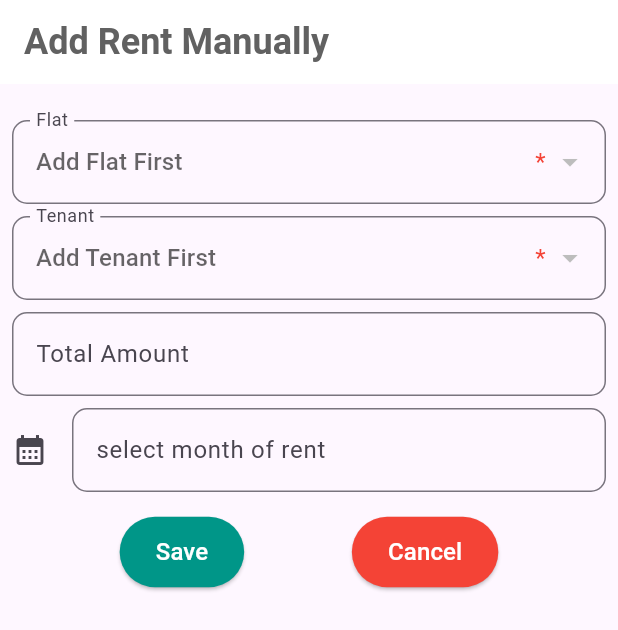
After one commit to bikashpaulbp/rent, a Flutter app: the MonthlyRent screen opened directly, tab 2 chosen, after a tap on "manually", on a phone screen of 412 x 824 dp. The commit adds this screen. Shown: the top 630 px of the screen. Run offline on Flutter 3.47's test engine with Material 3 defaults, Android fonts, the phone set to English and light mode, and no system bars; our stand-ins replace datetime_picker_formfield_new, get, sqflite; missing offline and left inert: bottom_nav_bar; accounts and stored records are empty.

Commit message:
add rent manually

```diff
--- a/lib/insert_data/rent.dart
+++ b/lib/insert_data/rent.dart
@@ -1,11 +1,8 @@
 import 'package:datetime_picker_formfield_new/datetime_picker_formfield.dart';
 import 'package:flutter/material.dart';
 import 'package:get/get.dart';
-import 'package:get/get_core/src/get_main.dart';
 import 'package:intl/intl.dart';
 import 'package:rent_management/screens/monthly_rent_page.dart';
-import 'package:rent_management/shared_data/rent_data.dart';
-
 import '../classes/rent_info.dart';
 import '../classes/tenent_info.dart';
 import '../db_helper.dart';
--- /dev/null
+++ b/lib/insert_data/rent_manual.dart
@@ -0,0 +1,308 @@
+import 'package:datetime_picker_formfield_new/datetime_picker_formfield.dart';
+import 'package:flutter/material.dart';
+import 'package:get/get.dart';
+import 'package:intl/intl.dart';
+import 'package:provider/provider.dart';
+import 'package:rent_management/classes/rent_info.dart';
+
+import '../classes/flat_info.dart';
+import '../classes/tenent_info.dart';
+import '../db_helper.dart';
+import '../screens/dashboard_page.dart';
+import '../screens/monthly_rent_page.dart';
+import '../shared_data/flat_data.dart';
+import '../shared_data/tenent_data.dart';
+
+class RentManual extends StatefulWidget {
+  const RentManual({super.key});
+
+  @override
+  State<RentManual> createState() => _RentManualState();
+}
+
+class _RentManualState extends State<RentManual> {
+  int? selectedFlatId;
+  String? selectedFlatName;
+  int? selectedTenantId;
+  String? selectedTenantName;
+
+  final TextEditingController _totalAmountController = TextEditingController();
+
+  late Stream<List<RentInfo>> rentStream = const Stream.empty();
+  DateTime dateTime = DateTime(2023, 1, 1);
+  final format = DateFormat("dd MMM y");
+  String? date;
+  int isPaid = 0;
+
+  @override
+  void initState() {
+    _fetchRentData();
+
+    super.initState();
+  }
+
+  Future<void> _fetchRentData() async {
+    rentStream = DBHelper.readRentData().asStream();
+  }
+
+  @override
+  void dispose() {
+    _totalAmountController.dispose();
+
+    super.dispose();
+  }
+
+  @override
+  Widget build(BuildContext context) {
+    return Scaffold(
+      appBar: AppBar(
+        title: Text(
+          'Add Rent Manually',
+          style: TextStyle(
+            fontSize: 24,
+            fontWeight: FontWeight.bold,
+            color: Colors.grey[700],
+          ),
+        ),
+        backgroundColor: Colors.white,
+        elevation: 0,
+      ),
+      body: Padding(
+        padding: const EdgeInsets.all(8.0),
+        child: SingleChildScrollView(
+          scrollDirection: Axis.vertical,
+          child: Column(
+            children: [
+              Column(
+                children: [
+                  SizedBox(height: 16),
+                  Column(
+                    children: [
+                      Consumer<FlatData>(
+                        builder: (context, flatData, child) {
+                          List<FlatInfo> flatList = flatData.flatList;
+
+                          return DropdownButtonFormField<int>(
+                            isExpanded: true,
+                            decoration: InputDecoration(
+                              suffix: Text(
+                                '*',
+                                style: TextStyle(color: Colors.red),
+                              ),
+                              labelText: 'Flat',
+                              border: OutlineInputBorder(
+                                borderRadius: BorderRadius.circular(10),
+                              ),
+                            ),
+                            disabledHint: Text('Add Flat First'),
+                            value: selectedFlatId,
+                            onChanged: (int? value) {
+                              setState(() {
+                                selectedFlatId = value!;
+                                selectedFlatName = flatList
+                                    .firstWhere(
+                                        (flat) => flat.id == selectedFlatId)
+                                    .flatName;
+                              });
+                            },
+                            items: flatList
+                                .map<DropdownMenuItem<int>>((FlatInfo flat) {
+                              return DropdownMenuItem<int>(
+                                value: flat.id,
+                                child: Text(flat.flatName),
+                              );
+                            }).toList(),
+                          );
+                        },
+                      ),
+                      SizedBox(height: 8),
+                      Consumer<TenantData>(
+                        builder: (context, tenantData, child) {
+                          List<TenentInfo> tenantList = tenantData.tenantList;
+
+                          return DropdownButtonFormField<int>(
+                            isExpanded: true,
+                            decoration: InputDecoration(
+                              suffix: Text(
+                                '*',
+                                style: TextStyle(color: Colors.red),
+                              ),
+                              labelText: 'Tenant',
+                              border: OutlineInputBorder(
+                                borderRadius: BorderRadius.circular(10),
+                              ),
+                            ),
+                            disabledHint: Text('Add Tenant First'),
+                            value: selectedTenantId,
+                            onChanged: (int? value) {
+                              setState(() {
+                                selectedTenantId = value!;
+                                selectedTenantName = tenantList
+                                    .firstWhere((tenant) =>
+                                        tenant.id == selectedTenantId)
+                                    .tenentName;
+                              });
+                            },
+                            items: tenantList.map<DropdownMenuItem<int>>(
+                                (TenentInfo tenant) {
+                              return DropdownMenuItem<int>(
+                                value: tenant.id,
+                                child: Text(tenant.tenentName),
+                              );
+                            }).toList(),
+                          );
+                        },
+                      ),
+                      SizedBox(height: 8),
+                      TextFormField(
+                        keyboardType: TextInputType.number,
+                        controller: _totalAmountController,
+                        decoration: InputDecoration(
+                          suffix: Text(
+                            '*',
+                            style: TextStyle(color: Colors.red),
+                          ),
+                          labelText: 'Total Amount',
+                          border: OutlineInputBorder(
+                            borderRadius: BorderRadius.circular(10),
+                          ),
+                        ),
+                      ),
+                      SizedBox(height: 8),
+                      DateTimeField(
+                        decoration: InputDecoration(
+                            suffix: Text(
+                              '*',
+                              style: TextStyle(color: Colors.red),
+                            ),
+                            labelText: 'select month of rent',
+                            border: OutlineInputBorder(
+                                borderRadius: BorderRadius.circular(10)),
+                            icon: Icon(Icons.calendar_month)),
+                        onChanged: (newValue) {
+                          setState(() {
+                            dateTime = newValue!;
+                            date = format.format(dateTime);
+                          });
+                        },
+                        format: format,
+                        onShowPicker: (context, currentValue) {
+                          return showDatePicker(
+                            context: context,
+                            firstDate: DateTime(1900),
+                            initialDate: currentValue ?? DateTime.now(),
+                            lastDate: DateTime(2100),
+                          );
+                        },
+                      ),
+                    ],
+                  ),
+                  SizedBox(height: 16),
+                  Row(
+                    mainAxisAlignment: MainAxisAlignment.spaceEvenly,
+                    children: [
+                      ElevatedButton(
+                        style: ElevatedButton.styleFrom(
+                          backgroundColor: Colors.teal,
+                          shape: RoundedRectangleBorder(
+                            borderRadius: BorderRadius.circular(25),
+                          ),
+                          padding: const EdgeInsets.symmetric(
+                            horizontal: 24,
+                            vertical: 12,
+                          ),
+                        ),
+                        child: Text(
+                          'Save',
+                          style: TextStyle(
+                            color: Colors.white,
+                            fontSize: 16,
+                          ),
+                        ),
+                        onPressed: () async => {
+                          if (date != "" &&
+                              selectedFlatId != null &&
+                              selectedFlatName != "" &&
+                              selectedTenantId != null &&
+                              selectedTenantName != "" &&
+                              date != null)
+                            {
+                              await DBHelper.insertRentData(RentInfo(
+                                  flatID: selectedFlatId!,
+                                  flatName: selectedFlatName!,
+                                  tenentID: selectedTenantId!,
+                                  tenentName: selectedTenantName!,
+                                  month: date.toString(),
+                                  totalAmount:
+                                      double.parse(_totalAmountController.text),
+                                  isPaid: isPaid)),
+                              setState(() {
+                                _fetchRentData();
+
+                                _totalAmountController.text = "";
+
+                                date = "";
+
+                                selectedFlatName = "";
+                                selectedFlatId = null;
+                              }),
+                              Get.snackbar("", "",
+                                  messageText: Center(
+                                      child: Text(
+                                    "saved successfully  \n",
+                                    style: TextStyle(
+                                        color: Color.fromARGB(255, 0, 0, 0),
+                                        fontSize: 20),
+                                  )),
+                                  snackPosition: SnackPosition.BOTTOM,
+                                  duration: Duration(seconds: 2)),
+                              Get.to(MonthlyRent()),
+                            }
+                          else
+                            {
+                              Get.snackbar("", "",
+                                  messageText: Center(
+                                      child: Text(
+                                    "please fill up all * marked field\n",
+                                    style: TextStyle(
+                                        color: Color.fromARGB(255, 255, 22, 22),
+                                        fontSize: 20),
+                                  )),
+                                  snackPosition: SnackPosition.BOTTOM,
+                                  duration: Duration(seconds: 2))
+                            }
+                        },
+                      ),
+                      ElevatedButton(
+                        onPressed: () {
+                          Get.offAll(Dashboard());
+                        },
+                        style: ElevatedButton.styleFrom(
+                          backgroundColor: Colors.red,
+                          shape: RoundedRectangleBorder(
+                            borderRadius: BorderRadius.circular(25),
+                          ),
+                          padding: const EdgeInsets.symmetric(
+                            horizontal: 24,
+                            vertical: 12,
+                          ),
+                        ),
+                        child: Text(
+                          'Cancel',
+                          style: TextStyle(
+                            color: Colors.white,
+                            fontSize: 16,
+                          ),
+                        ),
+                      ),
+                    ],
+                  ),
+                ],
+              ),
+            ],
+          ),
+        ),
+      ),
+    );
+  }
+}
--- a/lib/insert_data/tenent.dart
+++ b/lib/insert_data/tenent.dart
@@ -1,19 +1,15 @@
 import 'package:datetime_picker_formfield_new/datetime_picker_formfield.dart';
 import 'package:flutter/material.dart';
 import 'package:get/get.dart';
-import 'package:get/get_core/src/get_main.dart';
-import 'package:get/get_navigation/src/snackbar/snackbar.dart';
 import 'package:provider/provider.dart';
 import 'package:intl/intl.dart';
 import 'package:rent_management/screens/tenent_page.dart';
 import 'package:rent_management/shared_data/tenent_data.dart';
 import '../classes/flat_info.dart';
-import '../classes/floor_info.dart';
 import '../classes/tenent_info.dart';
 import '../db_helper.dart';
 import '../screens/dashboard_page.dart';
 import '../shared_data/flat_data.dart';
-import '../shared_data/floor_data.dart';
 
 class TenentDataPage extends StatefulWidget {
   const TenentDataPage({super.key});
--- a/lib/main.dart
+++ b/lib/main.dart
@@ -30,7 +30,7 @@ class MyApp extends StatelessWidget {
     return GetMaterialApp(
       debugShowCheckedModeBanner: false,
       title: 'Rent Management - For Ashek Mahmud',
-      home: SplashScreen(),
+      home: SplashScreen()
     );
   }
 }
--- a/lib/screens/monthly_rent_page.dart
+++ b/lib/screens/monthly_rent_page.dart
@@ -1,4 +1,3 @@
-import 'dart:ffi';
 
 import 'package:flutter/material.dart';
 import 'package:get/get.dart';
@@ -9,6 +8,7 @@ import 'package:rent_management/classes/rent_info.dart';
 import 'package:rent_management/classes/tenent_info.dart';
 import 'package:rent_management/db_helper.dart';
 import 'package:rent_management/insert_data/rent.dart';
+import 'package:rent_management/insert_data/rent_manual.dart';
 import 'package:rent_management/screens/current_date_rent.dart';
 
 import '../shared_data/rent_data.dart';
@@ -26,7 +26,6 @@ class _MonthlyRentState extends State<MonthlyRent> {
   TenentInfo? tenentInfo;
   List<TenentInfo> tenentList = [];
 
-  final _totalAmountController = TextEditingController();
 
   final format = DateFormat("yyyy-MM-dd");
 
@@ -58,7 +57,9 @@ class _MonthlyRentState extends State<MonthlyRent> {
           floatingActionButton: CircleAvatar(
               backgroundColor: Color.fromARGB(255, 197, 197, 197),
               child: IconButton(
-                onPressed: () {},
+                onPressed: () {
+                  Get.offAll(RentDataPage());
+                },
                 icon: Icon(Icons.add),
                 color: Color.fromARGB(255, 255, 255, 255),
               )),
@@ -76,10 +77,10 @@ class _MonthlyRentState extends State<MonthlyRent> {
                             backgroundColor:
                                 MaterialStatePropertyAll(Colors.amber)),
                         onPressed: () {
-                          Get.offAll(RentDataPage());
+                          Get.offAll(RentManual());
                         },
                         icon: Icon(Icons.add),
-                        label: Text("add rent")),
+                        label: Text("manually")),
                   )
                 ],
               ),
--- a/lib/shared_data/tenent_data.dart
+++ b/lib/shared_data/tenent_data.dart
@@ -1,5 +1,4 @@
 import 'package:flutter/material.dart';
-import 'package:rent_management/classes/flat_info.dart';
 import 'package:rent_management/classes/tenent_info.dart';
 
 class TenantData extends ChangeNotifier {
@@ -17,4 +16,8 @@ class TenantData extends ChangeNotifier {
   tenantListNew() {
     return _tenantList.length;
   }
+
+  firstWhere(bool Function(dynamic tenant) param0) {}
+
+  where(bool Function(dynamic e) param0) {}
 }
```
Also changed, not shown: pubspec.lock.
